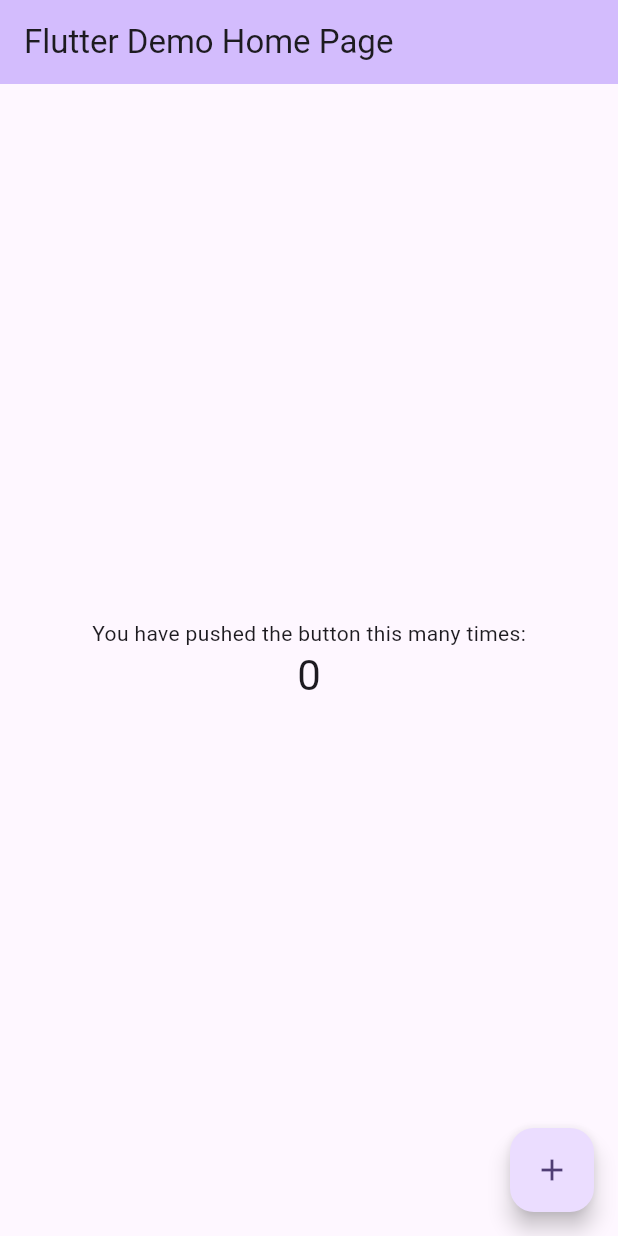
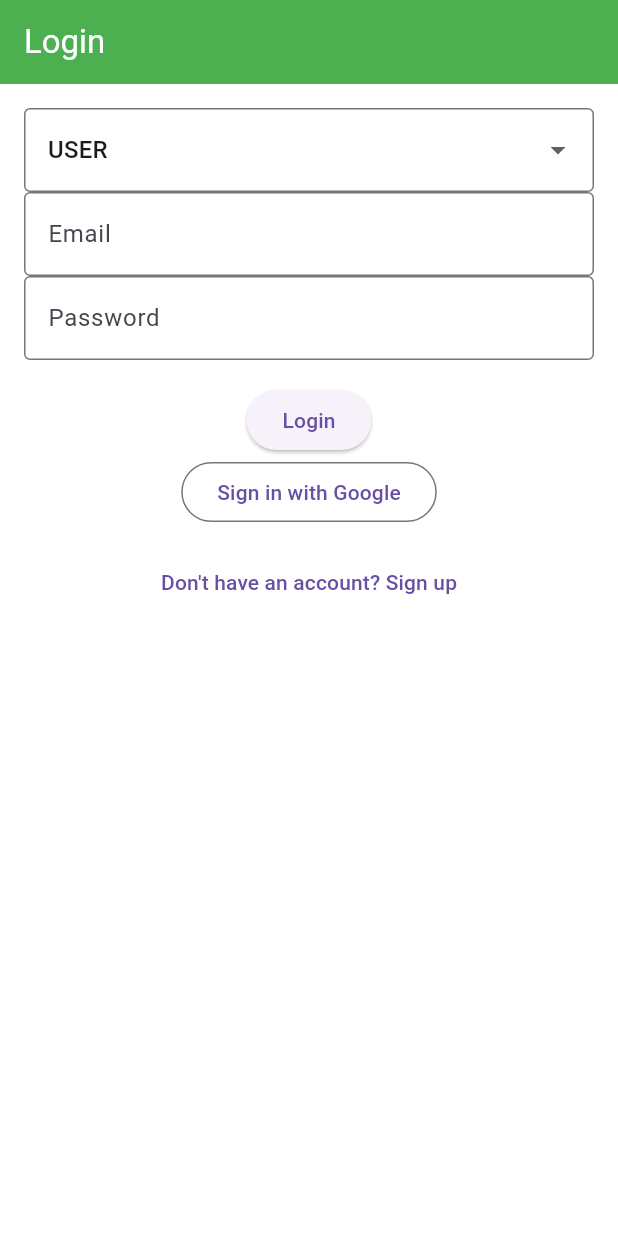
Before and after one commit to Gateway-Soft/PlayArena, a Flutter app: the screen it shows after launch, on a phone screen of 412 x 824 dp. Run offline on Flutter 3.47's test engine with Material 3 defaults, Android fonts, the phone set to English and light mode, and no system bars; our stand-ins replace cloud_firestore, firebase_auth, firebase_core, google_sign_in; accounts and stored records are empty.

Commit message:
Initial commit of PlayArena Flutter project

```diff
--- a/lib/ providers/auth_provider.dart
+++ b/lib/ providers/auth_provider.dart
@@ -0,0 +1,15 @@
+import 'package:flutter/material.dart';
+import 'package:firebase_auth/firebase_auth.dart';
+
+class AuthProvider extends ChangeNotifier {
+  final FirebaseAuth _auth = FirebaseAuth.instance;
+
+  User? get user => _auth.currentUser;
+
+  bool get isLoggedIn => user != null;
+
+  Future<void> logout() async {
+    await _auth.signOut();
+    notifyListeners();
+  }
+}
--- a/lib/main.dart
+++ b/lib/main.dart
@@ -1,99 +1,33 @@
 import 'package:flutter/material.dart';
+import 'package:firebase_core/firebase_core.dart';
+import ' providers/auth_provider.dart';
+import 'firebase_options.dart';
+import 'theme/theme_config.dart';
+import 'utils/app_routes.dart';
+import 'package:provider/provider.dart';
 
-void main() {
-  runApp(const MyApp());
+void main() async {
+  WidgetsFlutterBinding.ensureInitialized();
+  await Firebase.initializeApp(
+    options: DefaultFirebaseOptions.currentPlatform,
+  );
+  runApp(const PlayArenaApp());
 }
 
-class MyApp extends StatelessWidget {
-  const MyApp({super.key});
+class PlayArenaApp extends StatelessWidget {
+  const PlayArenaApp({super.key});
 
-  // This widget is the root of your application.
   @override
   Widget build(BuildContext context) {
-    return MaterialApp(
-      debugShowCheckedModeBanner: false,
-      title: 'Flutter Demo',
-      theme: ThemeData(
-        colorScheme: ColorScheme.fromSeed(seedColor: Colors.deepPurple),
+    return ChangeNotifierProvider<AuthProvider>(
+      create: (_) => AuthProvider(),
+      child: MaterialApp(
+        debugShowCheckedModeBanner: false,
+        title: 'PlayArena',
+        theme: AppThemeConfig.lightTheme,
+        initialRoute: '/',
+        routes: AppRoutes.routes,
       ),
-      home: const MyHomePage(title: 'Flutter Demo Home Page'),
     );
   }
 }
-
-class MyHomePage extends StatefulWidget {
-  const MyHomePage({super.key, required this.title});
-
-  final String title;
-
-  @override
-  State<MyHomePage> createState() => _MyHomePageState();
-}
-
-class _MyHomePageState extends State<MyHomePage> {
-  int _counter = 0;
-
-  void _incrementCounter() {
-    setState(() {
-      // This call to setState tells the Flutter framework that something has
-      // changed in this State, which causes it to rerun the build method below
-      // so that the display can reflect the updated values. If we changed
-      // _counter without calling setState(), then the build method would not be
-      // called again, and so nothing would appear to happen.
-      _counter++;
-    });
-  }
-
-  @override
-  Widget build(BuildContext context) {
-    // This method is rerun every time setState is called, for instance as done
-    // by the _incrementCounter method above.
-    //
-    // The Flutter framework has been optimized to make rerunning build methods
-    // fast, so that you can just rebuild anything that needs updating rather
-    // than having to individually change instances of widgets.
-    return Scaffold(
-      appBar: AppBar(
-        // TRY THIS: Try changing the color here to a specific color (to
-        // Colors.amber, perhaps?) and trigger a hot reload to see the AppBar
-        // change color while the other colors stay the same.
-        backgroundColor: Theme.of(context).colorScheme.inversePrimary,
-        // Here we take the value from the MyHomePage object that was created by
-        // the App.build method, and use it to set our appbar title.
-        title: Text(widget.title),
-      ),
-      body: Center(
-        // Center is a layout widget. It takes a single child and positions it
-        // in the middle of the parent.
-        child: Column(
-          // Column is also a layout widget. It takes a list of children and
-          // arranges them vertically. By default, it sizes itself to fit its
-          // children horizontally, and tries to be as tall as its parent.
-          //
-          // Column has various properties to control how it sizes itself and
-          // how it positions its children. Here we use mainAxisAlignment to
-          // center the children vertically; the main axis here is the vertical
-          // axis because Columns are vertical (the cross axis would be
-          // horizontal).
-          //
-          // TRY THIS: Invoke "debug painting" (choose the "Toggle Debug Paint"
-          // action in the IDE, or press "p" in the console), to see the
-          // wireframe for each widget.
-          mainAxisAlignment: MainAxisAlignment.center,
-          children: <Widget>[
-            const Text('You have pushed the button this many times:'),
-            Text(
-              '$_counter',
-              style: Theme.of(context).textTheme.headlineMedium,
-            ),
-          ],
-        ),
-      ),
-      floatingActionButton: FloatingActionButton(
-        onPressed: _incrementCounter,
-        tooltip: 'Increment',
-        child: const Icon(Icons.add),
-      ), // This trailing comma makes auto-formatting nicer for build methods.
-    );
-  }
-}
--- a/lib/screens/login_screen.dart
+++ b/lib/screens/login_screen.dart
@@ -0,0 +1,64 @@
+import 'package:flutter/material.dart';
+import '../services/common/auth_service.dart';
+import 'signup_screen.dart';
+
+class LoginScreen extends StatefulWidget {
+  const LoginScreen({super.key});
+  @override
+  State<LoginScreen> createState() => _LoginScreenState();
+}
+
+class _LoginScreenState extends State<LoginScreen> {
+  final _email = TextEditingController();
+  final _password = TextEditingController();
+  String _role = 'user'; // or 'owner'
+
+  final AuthService _authService = AuthService();
+
+  void _login() async {
+    try {
+      final user = await _authService.loginWithEmail(_email.text, _password.text);
+      if (user != null) {
+        ScaffoldMessenger.of(context).showSnackBar(SnackBar(content: Text("Logged in as $_role")));
+      }
+    } catch (e) {
+      ScaffoldMessenger.of(context).showSnackBar(SnackBar(content: Text("Login error: $e")));
+    }
+  }
+
+  void _googleLogin() async {
+    final user = await _authService.signInWithGoogle(_role);
+    if (user != null) {
+      ScaffoldMessenger.of(context).showSnackBar(SnackBar(content: Text("Google login success")));
+    }
+  }
+
+  @override
+  Widget build(BuildContext context) {
+    return Scaffold(
+      appBar: AppBar(title: const Text('Login')),
+      body: Padding(
+        padding: const EdgeInsets.all(16),
+        child: Column(
+          children: [
+            DropdownButtonFormField<String>(
+              value: _role,
+              items: ['user', 'owner'].map((role) => DropdownMenuItem(value: role, child: Text(role.toUpperCase()))).toList(),
+              onChanged: (value) => setState(() => _role = value!),
+            ),
+            TextField(controller: _email, decoration: const InputDecoration(labelText: "Email")),
+            TextField(controller: _password, decoration: const InputDecoration(labelText: "Password"), obscureText: true),
+            const SizedBox(height: 16),
+            ElevatedButton(onPressed: _login, child: const Text("Login")),
+            OutlinedButton(onPressed: _googleLogin, child: const Text("Sign in with Google")),
+            const SizedBox(height: 12),
+            TextButton(
+              onPressed: () => Navigator.push(context, MaterialPageRoute(builder: (_) => const SignupScreen())),
+              child: const Text("Don't have an account? Sign up"),
+            ),
+          ],
+        ),
+      ),
+    );
+  }
+}
--- a/lib/screens/signup_screen.dart
+++ b/lib/screens/signup_screen.dart
@@ -0,0 +1,55 @@
+import 'package:flutter/material.dart';
+
+import '../services/common/auth_service.dart';
+
+
+class SignupScreen extends StatefulWidget {
+  const SignupScreen({super.key});
+  @override
+  State<SignupScreen> createState() => _SignupScreenState();
+}
+
+class _SignupScreenState extends State<SignupScreen> {
+  final _name = TextEditingController();
+  final _email = TextEditingController();
+  final _password = TextEditingController();
+  String _role = 'user';
+
+  final AuthService _authService = AuthService();
+
+  void _signup() async {
+    try {
+      final user = await _authService.signUpWithEmail(_name.text, _email.text, _password.text, _role);
+      if (user != null) {
+        ScaffoldMessenger.of(context).showSnackBar(SnackBar(content: Text("Account created as $_role")));
+        Navigator.pop(context); // Back to login
+      }
+    } catch (e) {
+      ScaffoldMessenger.of(context).showSnackBar(SnackBar(content: Text("Signup error: $e")));
+    }
+  }
+
+  @override
+  Widget build(BuildContext context) {
+    return Scaffold(
+      appBar: AppBar(title: const Text('Sign Up')),
+      body: Padding(
+        padding: const EdgeInsets.all(16),
+        child: Column(
+          children: [
+            DropdownButtonFormField<String>(
+              value: _role,
+              items: ['user', 'owner'].map((role) => DropdownMenuItem(value: role, child: Text(role.toUpperCase()))).toList(),
+              onChanged: (value) => setState(() => _role = value!),
+            ),
+            TextField(controller: _name, decoration: const InputDecoration(labelText: "Name")),
+            TextField(controller: _email, decoration: const InputDecoration(labelText: "Email")),
+            TextField(controller: _password, decoration: const InputDecoration(labelText: "Password"), obscureText: true),
+            const SizedBox(height: 16),
+            ElevatedButton(onPressed: _signup, child: const Text("Sign Up")),
+          ],
+        ),
+      ),
+    );
+  }
+}
--- a/lib/services/common/auth_service.dart
+++ b/lib/services/common/auth_service.dart
@@ -0,0 +1,58 @@
+import 'package:cloud_firestore/cloud_firestore.dart';
+import 'package:firebase_auth/firebase_auth.dart';
+import 'package:google_sign_in/google_sign_in.dart';
+
+class AuthService {
+  final FirebaseAuth _auth = FirebaseAuth.instance;
+  final FirebaseFirestore _db = FirebaseFirestore.instance;
+
+  // ✅ Email & Password Sign Up
+  Future<User?> signUpWithEmail(String name, String email, String password, String role) async {
+    final credential = await _auth.createUserWithEmailAndPassword(email: email, password: password);
+
+    await _db.collection('users').doc(credential.user!.uid).set({
+      'name': name,
+      'email': email,
+      'role': role,
+      'createdAt': FieldValue.serverTimestamp(),
+    });
+
+    return credential.user;
+  }
+
+  // ✅ Email & Password Login
+  Future<User?> loginWithEmail(String email, String password) async {
+    final credential = await _auth.signInWithEmailAndPassword(email: email, password: password);
+    return credential.user;
+  }
+
+  // ✅ Google Sign-In with Firestore role storage
+  Future<User?> signInWithGoogle(String role) async {
+    final GoogleSignInAccount? googleUser = await GoogleSignIn().signIn();
+    if (googleUser == null) return null;
+
+    final GoogleSignInAuthentication googleAuth = await googleUser.authentication;
+    final credential = GoogleAuthProvider.credential(
+      accessToken: googleAuth.accessToken,
+      idToken: googleAuth.idToken,
+    );
+
+    final userCredential = await _auth.signInWithCredential(credential);
+    final user = userCredential.user;
+
+    // If first login, add to Firestore
+    final docRef = _db.collection('users').doc(user!.uid);
+    final snapshot = await docRef.get();
+
+    if (!snapshot.exists) {
+      await docRef.set({
+        'name': user.displayName,
+        'email': user.email,
+        'role': role,
+        'createdAt': FieldValue.serverTimestamp(),
+      });
+    }
+
+    return user;
+  }
+}
--- a/lib/theme/theme_config.dart
+++ b/lib/theme/theme_config.dart
@@ -0,0 +1,17 @@
+import 'package:flutter/material.dart';
+
+class AppThemeConfig {
+  static ThemeData get lightTheme {
+    return ThemeData(
+      primarySwatch: Colors.green,
+      scaffoldBackgroundColor: Colors.white,
+      appBarTheme: const AppBarTheme(
+        backgroundColor: Colors.green,
+        foregroundColor: Colors.white,
+      ),
+      inputDecorationTheme: const InputDecorationTheme(
+        border: OutlineInputBorder(),
+      ),
+    );
+  }
+}
--- a/lib/utils/app_routes.dart
+++ b/lib/utils/app_routes.dart
@@ -0,0 +1,100 @@
+// import 'package:flutter/material.dart';
+//
+// // 👇 Import all screens here
+// import '../screens/login_screen.dart';
+// import '../screens/signup_screen.dart';
+// import '../screens/forgot_password_screen.dart';
+// import '../screens/about_app_screen.dart';
+// import '../screens/splash_screen.dart';
+//
+// import '../screens/users/user_home_screen.dart';
+// import '../screens/users/turf_detail_screen.dart';
+// import '../screens/users/booking_screen.dart';
+// import '../screens/users/order_summary_screen.dart';
+// import '../screens/users/payment_screen.dart';
+// import '../screens/users/payment_success_screen.dart';
+// import '../screens/users/booking_confirmation_screen.dart';
+// import '../screens/users/my_bookings_screen.dart';
+// import '../screens/users/user_profile_screen.dart';
+//
+// import '../screens/owners/owner_dashboard_screen.dart';
+// import '../screens/owners/add_turf_screen.dart';
+// import '../screens/owners/my_turf_list_screen.dart';
+// import '../screens/owners/edit_turf_screen.dart';
+// import '../screens/owners/view_bookings_screen.dart';
+// import '../screens/owners/slot_management_screen.dart';
+// import '../screens/owners/owner_profile_screen.dart';
+//
+// class AppRoutes {
+//   static const String splash = '/';
+//   static const String login = '/login';
+//   static const String signup = '/signup';
+//   static const String forgotPassword = '/forgot-password';
+//   static const String aboutApp = '/about';
+//
+//   // USER ROUTES
+//   static const String userHome = '/user/home';
+//   static const String turfDetail = '/user/turf-detail';
+//   static const String booking = '/user/booking';
+//   static const String orderSummary = '/user/order-summary';
+//   static const String payment = '/user/payment';
+//   static const String paymentSuccess = '/user/payment-success';
+//   static const String bookingConfirmation = '/user/booking-confirmation';
+//   static const String myBookings = '/user/my-bookings';
+//   static const String userProfile = '/user/profile';
+//
+//   // OWNER ROUTES
+//   static const String ownerDashboard = '/owner/dashboard';
+//   static const String addTurf = '/owner/add-turf';
+//   static const String myTurfList = '/owner/my-turfs';
+//   static const String editTurf = '/owner/edit-turf';
+//   static const String viewBookings = '/owner/bookings';
+//   static const String slotManagement = '/owner/slot-management';
+//   static const String ownerProfile = '/owner/profile';
+//
+//   static Map<String, WidgetBuilder> routes = {
+//     splash: (context) => const SplashScreen(),
+//     login: (context) => const LoginScreen(),
+//     signup: (context) => const SignupScreen(),
+//     forgotPassword: (context) => const ForgotPasswordScreen(),
+//     aboutApp: (context) => const AboutAppScreen(),
+//
+//     // User Screens
+//     userHome: (context) => const UserHomeScreen(),
+//     turfDetail: (context) => const TurfDetailScreen(),
+//     booking: (context) => const BookingScreen(),
+//     orderSummary: (context) => const OrderSummaryScreen(),
+//     payment: (context) => const PaymentScreen(),
+//     paymentSuccess: (context) => const PaymentSuccessScreen(),
+//     bookingConfirmation: (context) => const BookingConfirmationScreen(),
+//     myBookings: (context) => const MyBookingsScreen(),
+//     userProfile: (context) => const UserProfileScreen(),
+//
+//     // Owner Screens
+//     ownerDashboard: (context) => const OwnerDashboardScreen(),
+//     addTurf: (context) => const AddTurfScreen(),
+//     myTurfList: (context) => const MyTurfListScreen(),
+//     editTurf: (context) => const EditTurfScreen(),
+//     viewBookings: (context) => const ViewBookingsScreen(),
+//     slotManagement: (context) => const SlotManagementScreen(),
+//     ownerProfile: (context) => const OwnerProfileScreen(),
+//   };
+// }
+
+
+import 'package:flutter/material.dart';
+import '../screens/login_screen.dart';
+import '../screens/signup_screen.dart';
+// import '../screens/user/user_home_screen.dart';
+// import '../screens/owner/owner_dashboard_screen.dart';
+import '../screens/splash_screen.dart';
+
+class AppRoutes {
+  static Map<String, WidgetBuilder> routes = {
+    '/': (context) => const SplashScreen(),
+    '/login': (context) => const LoginScreen(),
+    '/signup': (context) => const SignupScreen(),
+    // '/user/home': (context) => const UserHomeScreen(),
+    // '/owner/dashboard': (context) => const OwnerDashboardScreen(),
+  };
+}
```
Also changed, not shown: lib/screens/splash_screen.dart (+58 -0 lines), pubspec.yaml (+22 -63 lines), assets/PlayArena splash screen logo.jpg (added), firebase.json (added), lib/firebase_options.dart (added), pubspec.lock, 8 other files.
